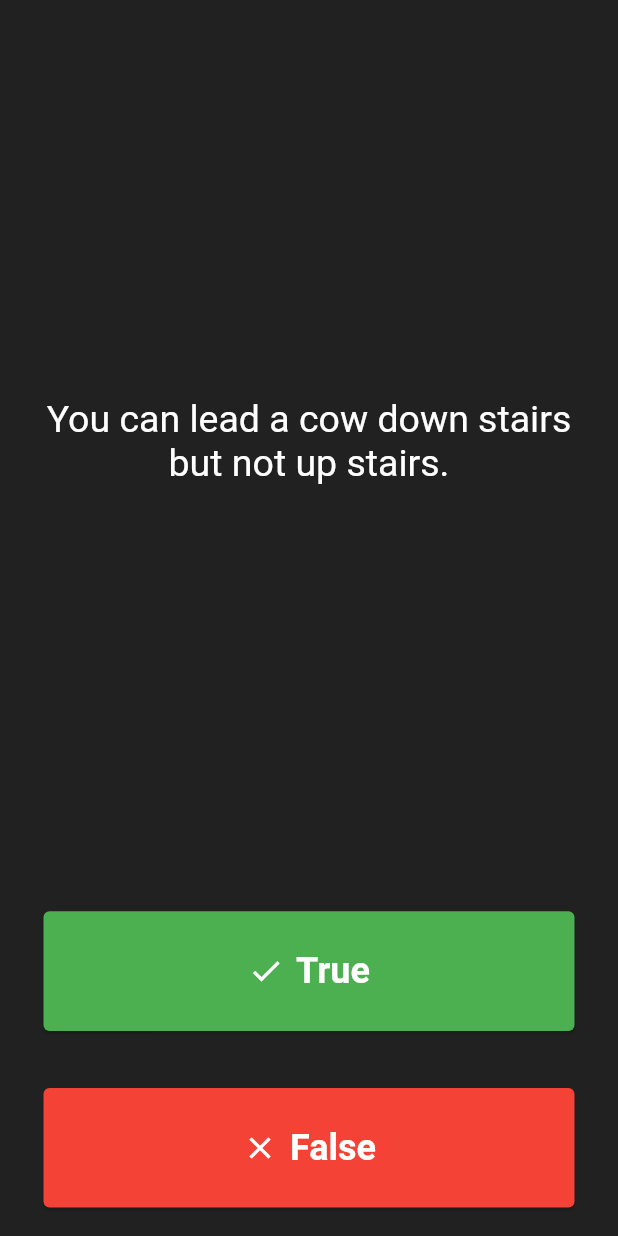
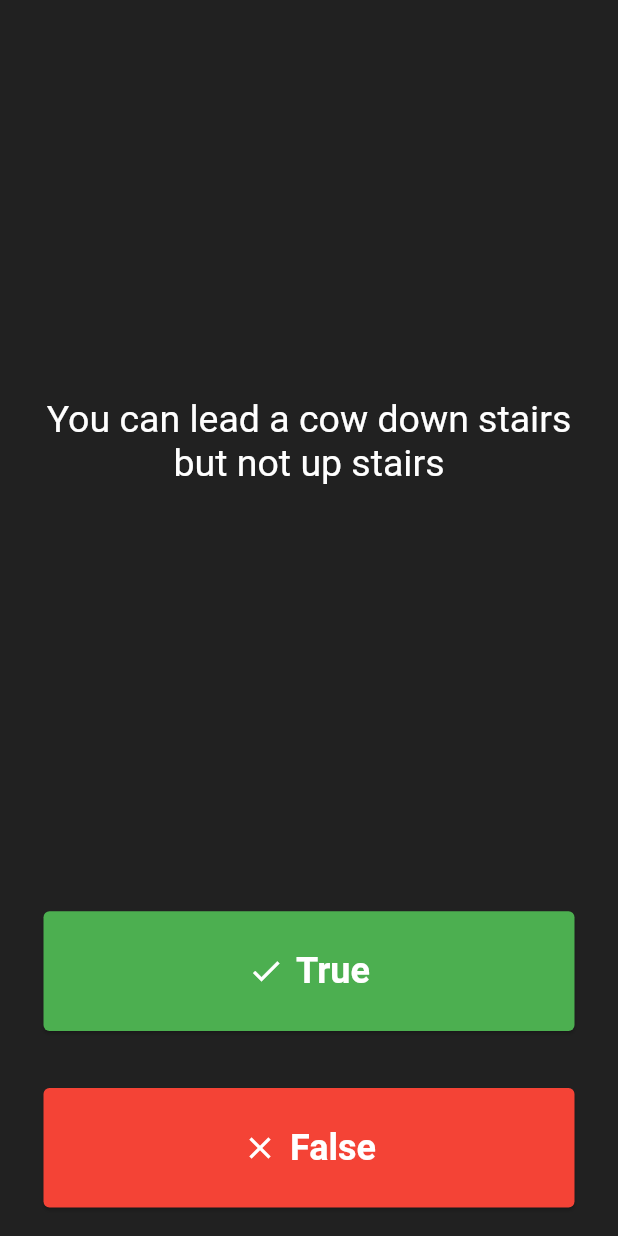
Before and after one commit to derekdileo/flutter-quiz, a Flutter app: the screen it shows after launch, on a phone screen of 412 x 824 dp. Run offline on Flutter 3.47's test engine with Material 2 defaults, Android fonts, the phone set to English and light mode, and no system bars; Roboto replaces fonts that are missing (Source Sans Pro).

```diff
--- a/lib/main.dart
+++ b/lib/main.dart
@@ -1,4 +1,5 @@
 import 'package:flutter/material.dart';
+import 'question.dart';
 
 void main() => runApp(const Quizzler());
 
@@ -30,23 +31,18 @@ class QuizPage extends StatefulWidget {
 
 class _QuizPageState extends State<QuizPage> {
   // Instantiate local variables
-  List<String> questions = [
-    'You can lead a cow down stairs but not up stairs.', // false,
-    'Approximately one quarter of human bones are in the feet.', // true,
-    'A slug\'s blood is green.', //true,
-  ];
-
   int questionCount = 0;
 
-  List<String> answers = ['False', 'True', 'True'];
+  List<Question> questionList = [
+    Question('You can lead a cow down stairs but not up stairs', 'False'),
+    Question(
+        'Approximately one quarter of human bones are in the feet.', 'True'),
+    Question('A slug\'s blood is green.', 'True'),
+  ];
 
   List<Icon> scoreKeeper = [];
 
-  Icon makeIcon(IconData data) {
-    return Icon(data);
-  }
-
-  Icon checkIcon = const Icon(
+  Icon checkIconGreen = const Icon(
     Icons.check,
     color: Colors.green,
   );
@@ -56,7 +52,7 @@ class _QuizPageState extends State<QuizPage> {
     color: Colors.white,
   );
 
-  Icon closeIcon = const Icon(
+  Icon closeIconRed = const Icon(
     Icons.close,
     color: Colors.red,
   );
@@ -66,23 +62,23 @@ class _QuizPageState extends State<QuizPage> {
     color: Colors.white,
   );
 
+  void checkAnswer(String answer) {
+    if (questionList[questionCount].answerText.toString() == answer) {
+      scoreKeeper.add(
+        checkIconGreen,
+      );
+    } else {
+      scoreKeeper.add(
+        closeIconRed,
+      );
+    }
+  }
+
   void checkCount() {
-    if (questionCount < questions.length - 1) {
+    if (questionCount < questionList.length - 1) {
       questionCount++;
     } else {
       questionCount = 0;
-    }
-  }
-
-  void checkAnswer(String answer) {
-    if (answers[questionCount] == answer) {
-      scoreKeeper.add(
-        checkIcon,
-      );
-    } else {
-      scoreKeeper.add(
-        closeIcon,
-      );
     }
   }
 
@@ -125,13 +121,14 @@ class _QuizPageState extends State<QuizPage> {
       mainAxisAlignment: MainAxisAlignment.spaceBetween,
       crossAxisAlignment: CrossAxisAlignment.stretch,
       children: <Widget>[
+        // Questions
         Expanded(
           flex: 5,
           child: Padding(
             padding: const EdgeInsets.all(10.0),
             child: Center(
               child: Text(
-                questions[questionCount],
+                questionList[questionCount].questionText.toString(),
                 textAlign: TextAlign.center,
                 style: const TextStyle(
                   fontSize: 25.0,
@@ -141,13 +138,11 @@ class _QuizPageState extends State<QuizPage> {
             ),
           ),
         ),
-
-        // True
+        // True Button
         buildCard(Colors.green, 'True', checkIconWhite),
-        // False
+        // False Button
         buildCard(Colors.red, 'False', closeIconWhite),
-        // buildCard(Colors.red, Icons.close, Icons.close, 'False'),
-
+        // Score
         Row(
           children: scoreKeeper,
         ),
--- /dev/null
+++ b/lib/question.dart
@@ -0,0 +1,5 @@
+class Question {
+  String questionText;
+  String answerText;
+  Question(this.questionText, this.answerText);
+}
```
